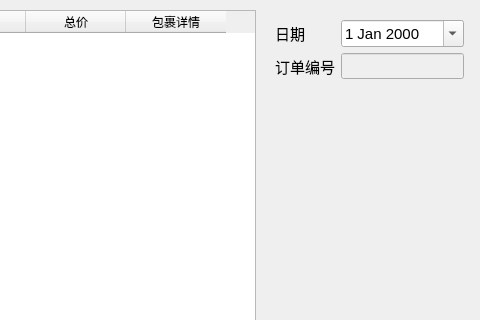
This is FrmSaleOrder.ui in linchengyuan/db as Qt 5 draws it before an edit; both pictures show x 495 to 975 and y 0 to 320 of the 975 by 558 pixel window. The edited form follows.
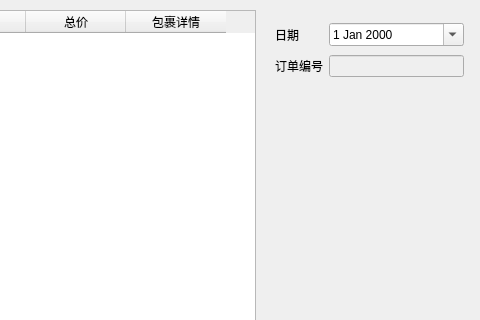
This is the edited form.

```diff
--- a/FrmSaleOrder.ui
+++ b/FrmSaleOrder.ui
@@ -93,7 +93,7 @@
      <widget class="QLabel" name="label">
       <property name="font">
        <font>
-        <pointsize>11</pointsize>
+        <pointsize>9</pointsize>
        </font>
       </property>
       <property name="text">
@@ -105,7 +105,7 @@
      <widget class="QDateEdit" name="dateEdit">
       <property name="font">
        <font>
-        <pointsize>11</pointsize>
+        <pointsize>9</pointsize>
        </font>
       </property>
       <property name="calendarPopup">
@@ -117,7 +117,7 @@
      <widget class="QLabel" name="label_2">
       <property name="font">
        <font>
-        <pointsize>11</pointsize>
+        <pointsize>9</pointsize>
        </font>
       </property>
       <property name="text">
@@ -132,7 +132,7 @@
       </property>
       <property name="font">
        <font>
-        <pointsize>11</pointsize>
+        <pointsize>9</pointsize>
        </font>
       </property>
      </widget>
```
